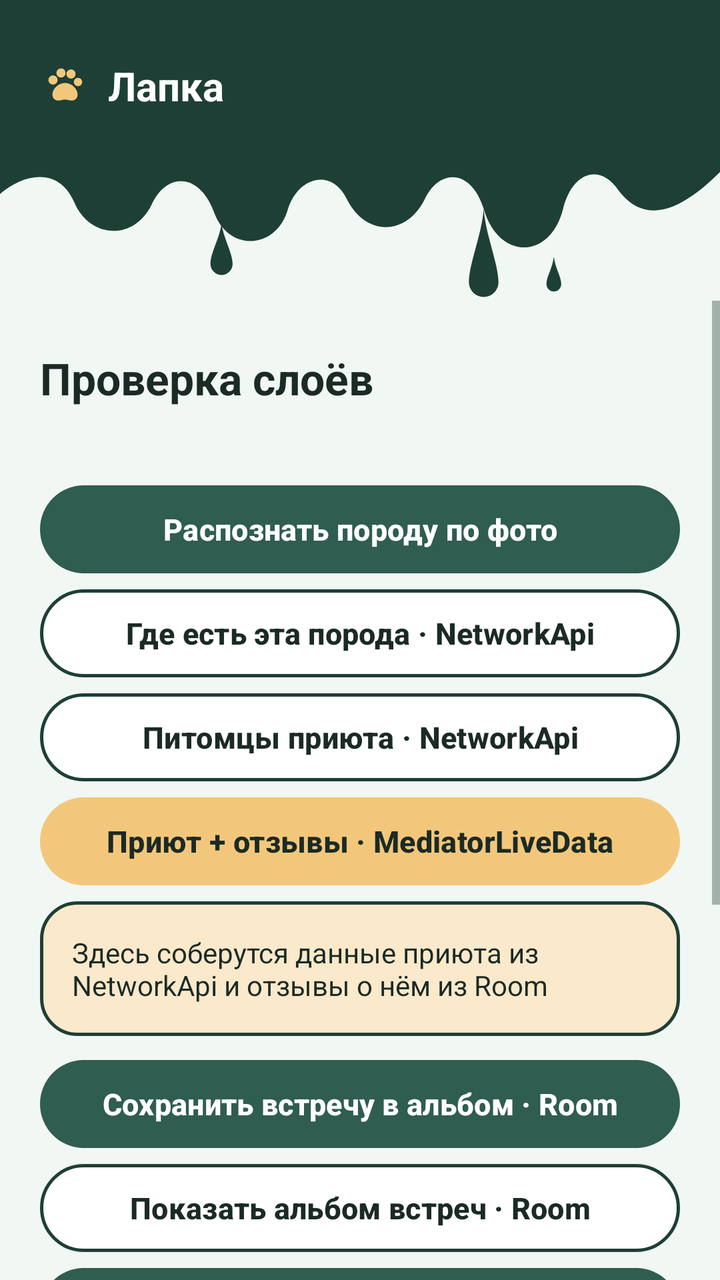
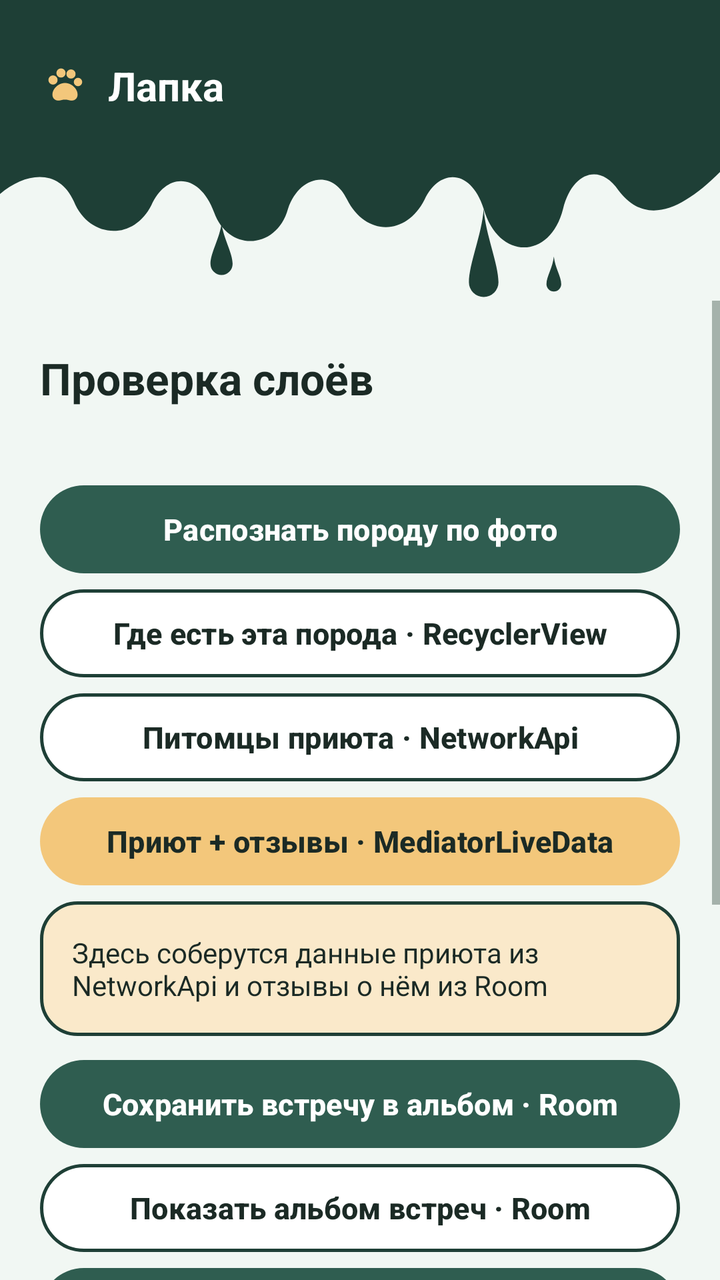

Compare the two renders of this Android layout. The source of the first and the diff that turns it into the second are given below.
<!-- AndroidManifest.xml: application theme Theme.Lapka -->
<!-- res/layout/activity_main.xml -->
<?xml version="1.0" encoding="utf-8"?>
<LinearLayout xmlns:android="http://schemas.android.com/apk/res/android"
    android:id="@+id/main"
    android:layout_width="match_parent"
    android:layout_height="match_parent"
    android:background="@color/colorBackground"
    android:orientation="vertical">

    <include layout="@layout/view_ink_header" />

    <ScrollView
        android:layout_width="match_parent"
        android:layout_height="0dp"
        android:layout_weight="1">

        <LinearLayout
            android:layout_width="match_parent"
            android:layout_height="wrap_content"
            android:orientation="vertical"
            android:paddingStart="20dp"
            android:paddingTop="24dp"
            android:paddingEnd="20dp"
            android:paddingBottom="20dp">

            <TextView
                android:layout_width="match_parent"
                android:layout_height="wrap_content"
                android:text="@string/main_title"
                android:textColor="@color/colorTextPrimary"
                android:textSize="22sp"
                android:textStyle="bold" />

            <TextView
                android:id="@+id/textViewUser"
                android:layout_width="match_parent"
                android:layout_height="wrap_content"
                android:layout_marginTop="4dp"
                android:layout_marginBottom="12dp"
                android:textColor="@color/colorTextSecondary"
                android:textSize="14sp" />

            <Button
                android:id="@+id/buttonRecognize"
                android:layout_width="match_parent"
                android:layout_height="wrap_content"
                android:text="@string/main_recognize" />

            <Button
                android:id="@+id/buttonShelters"
                style="@style/Widget.Lapka.Button.Outlined"
                android:layout_width="match_parent"
                android:layout_height="wrap_content"
                android:text="@string/main_shelters" />

            <Button
                android:id="@+id/buttonPets"
                style="@style/Widget.Lapka.Button.Outlined"
                android:layout_width="match_parent"
                android:layout_height="wrap_content"
                android:text="@string/main_pets" />

            
            <Button
                android:id="@+id/buttonShelterDetails"
                style="@style/Widget.Lapka.Button.Accent"
                android:layout_width="match_parent"
                android:layout_height="wrap_content"
                android:text="@string/main_shelter_details" />

            <TextView
                android:id="@+id/textViewShelter"
                android:layout_width="match_parent"
                android:layout_height="wrap_content"
                android:layout_marginTop="4dp"
                android:layout_marginBottom="8dp"
                android:background="@drawable/bg_card_accent"
                android:padding="16dp"
                android:text="@string/main_shelter_hint"
                android:textColor="@color/colorTextPrimary"
                android:textSize="14sp" />

            <Button
                android:id="@+id/buttonSaveEncounter"
                android:layout_width="match_parent"
                android:layout_height="wrap_content"
                android:text="@string/main_save_encounter" />

            <Button
                android:id="@+id/buttonAlbum"
                style="@style/Widget.Lapka.Button.Outlined"
                android:layout_width="match_parent"
                android:layout_height="wrap_content"
                android:text="@string/main_album" />

            <Button
                android:id="@+id/buttonAddReview"
                android:layout_width="match_parent"
                android:layout_height="wrap_content"
                android:text="@string/main_add_review" />

            <Button
                android:id="@+id/buttonReviews"
                style="@style/Widget.Lapka.Button.Outlined"
                android:layout_width="match_parent"
                android:layout_height="wrap_content"
                android:text="@string/main_reviews" />

            <Button
                android:id="@+id/buttonProfile"
                style="@style/Widget.Lapka.Button.Accent"
                android:layout_width="match_parent"
                android:layout_height="wrap_content"
                android:text="@string/main_profile" />

            <Button
                android:id="@+id/buttonAccount"
                style="@style/Widget.Lapka.Button.Outlined"
                android:layout_width="match_parent"
                android:layout_height="wrap_content"
                android:text="@string/main_logout" />

            
            <TextView
                android:id="@+id/textViewLog"
                android:layout_width="match_parent"
                android:layout_height="wrap_content"
                android:layout_marginTop="16dp"
                android:background="@drawable/bg_card"
                android:padding="16dp"
                android:text="@string/main_log_hint"
                android:textColor="@color/colorTextPrimary"
                android:textSize="15sp" />

        </LinearLayout>
    </ScrollView>
</LinearLayout>
<!-- res/layout/view_ink_header.xml (included above) -->
<?xml version="1.0" encoding="utf-8"?>
<LinearLayout xmlns:android="http://schemas.android.com/apk/res/android"
    android:layout_width="match_parent"
    android:layout_height="wrap_content"
    android:orientation="vertical">

    <LinearLayout
        android:id="@+id/header"
        android:layout_width="match_parent"
        android:layout_height="wrap_content"
        android:background="@color/colorPrimaryDark"
        android:gravity="center_vertical"
        android:minHeight="86dp"
        android:orientation="horizontal"
        android:paddingStart="20dp"
        android:paddingEnd="20dp">

        <ImageButton
            android:id="@+id/buttonBack"
            android:layout_width="40dp"
            android:layout_height="40dp"
            android:layout_marginEnd="12dp"
            android:background="@drawable/bg_circle_outline_light"
            android:contentDescription="@string/back"
            android:src="@drawable/ic_arrow_back"
            android:visibility="gone" />

        <ImageView
            android:id="@+id/imageLogo"
            android:layout_width="24dp"
            android:layout_height="24dp"
            android:layout_marginEnd="10dp"
            android:importantForAccessibility="no"
            android:src="@drawable/ic_paw" />

        <TextView
            android:layout_width="wrap_content"
            android:layout_height="wrap_content"
            android:text="@string/app_title"
            android:textAppearance="@style/TextAppearance.Lapka.Wordmark" />
    </LinearLayout>

    
    <ImageView
        android:layout_width="match_parent"
        android:layout_height="wrap_content"
        android:adjustViewBounds="true"
        android:importantForAccessibility="no"
        android:scaleType="fitXY"
        android:src="@drawable/ink_drips" />
</LinearLayout>
<!-- resources referenced by this layout -->
<resources>
  <color name="colorBackground">#F1F7F3</color>
  <color name="colorPrimaryDark">#1E3F36</color>
  <color name="colorTextPrimary">#1B2A25</color>
  <color name="colorTextSecondary">#5F7369</color>
  <!-- drawable bg_card (drawable) -->
  <?xml version="1.0" encoding="utf-8"?>
  <shape xmlns:android="http://schemas.android.com/apk/res/android"
      android:shape="rectangle">
      <solid android:color="@color/colorSurface" />
      <corners android:radius="18dp" />
      <stroke
          android:width="1.5dp"
          android:color="@color/colorOutline" />
  </shape>
  <!-- drawable bg_card_accent (drawable) -->
  <?xml version="1.0" encoding="utf-8"?>
  <shape xmlns:android="http://schemas.android.com/apk/res/android"
      android:shape="rectangle">
      <solid android:color="@color/colorAccentLight" />
      <corners android:radius="18dp" />
      <stroke
          android:width="1.5dp"
          android:color="@color/colorOutline" />
  </shape>
  <!-- drawable bg_circle_outline_light (drawable) -->
  <?xml version="1.0" encoding="utf-8"?>
  <shape xmlns:android="http://schemas.android.com/apk/res/android"
      android:shape="oval">
      <stroke
          android:width="1.5dp"
          android:color="@color/colorBackground" />
  </shape>
  <!-- drawable ic_arrow_back (drawable) -->
  <?xml version="1.0" encoding="utf-8"?>
  <vector xmlns:android="http://schemas.android.com/apk/res/android"
      android:width="24dp"
      android:height="24dp"
      android:viewportWidth="24"
      android:viewportHeight="24">
      <path
          android:fillColor="@color/white"
          android:pathData="M14.7,6.3a1,1 0,0 1,0 1.4L10.4,12l4.3,4.3a1,1 0,0 1,-1.4 1.4l-5,-5a1,1 0,0 1,0 -1.4l5,-5a1,1 0,0 1,1.4 0z" />
  </vector>
  <string name="app_title">Лапка</string>
  <string name="back">Назад</string>
  <string name="main_add_review">Оставить отзыв о приюте · Room</string>
  <string name="main_album">Показать альбом встреч · Room</string>
  <string name="main_log_hint">Нажми кнопку — результат появится здесь</string>
  <string name="main_logout">Выйти из аккаунта</string>
  <string name="main_pets">Питомцы приюта · NetworkApi</string>
  <string name="main_profile">Профиль · SharedPreferences</string>
  <string name="main_recognize">Распознать породу по фото</string>
  <string name="main_reviews">Отзывы о приюте · Room</string>
  <string name="main_save_encounter">Сохранить встречу в альбом · Room</string>
  <string name="main_shelter_details">Приют + отзывы · MediatorLiveData</string>
  <string name="main_shelter_hint">Здесь соберутся данные приюта из NetworkApi и отзывы о нём из Room</string>
  <string name="main_shelters">Где есть эта порода · NetworkApi</string>
  <string name="main_title">Проверка слоёв</string>
  <style name="TextAppearance.Lapka.Wordmark" parent="">
          <item name="android:textSize">20sp</item>
          <item name="android:textStyle">bold</item>
          <item name="android:textColor">@color/white</item>
      </style>
  <style name="Widget.Lapka.Button.Accent">
          <item name="backgroundTint">@color/colorAccent</item>
          <item name="android:textColor">@color/colorTextPrimary</item>
      </style>
  <style name="Theme.Lapka" parent="Base.Theme.Lapka" />
  <color name="colorSurface">#FFFFFF</color>
  <color name="colorOutline">#1E3F36</color>
  <color name="colorAccentLight">#FAE9CA</color>
  <color name="white">#FFFFFFFF</color>
  <color name="colorAccent">#F3C77B</color>
  <color name="colorPrimary">#2F5D50</color>
  <color name="colorError">#D0705B</color>
  <style name="Widget.Lapka.Button" parent="Widget.Material3.Button">
          <item name="android:minHeight">52dp</item>
          <item name="android:textSize">15sp</item>
          <item name="android:textStyle">bold</item>
          <item name="android:textAllCaps">false</item>
          <item name="shapeAppearance">@style/ShapeAppearance.Material3.Corner.Full</item>
      </style>
  <!-- unchanged entries left out for length: 4 -->
</resources>

<!-- the commit's change to res/layout/activity_main.xml (unified diff, before → after) -->
@@ -51,6 +51,14 @@
                 android:layout_width="match_parent"
                 android:layout_height="wrap_content"
                 android:text="@string/main_shelters" />
+
+            
+            <androidx.recyclerview.widget.RecyclerView
+                android:id="@+id/recyclerShelters"
+                android:layout_width="match_parent"
+                android:layout_height="wrap_content"
+                android:nestedScrollingEnabled="false"
+                android:overScrollMode="never" />
 
             <Button
                 android:id="@+id/buttonPets"
<!-- resource entries referenced after the edit -->
@@ -56,7 +56,7 @@
   <string name="main_save_encounter">Сохранить встречу в альбом · Room</string>
   <string name="main_shelter_details">Приют + отзывы · MediatorLiveData</string>
   <string name="main_shelter_hint">Здесь соберутся данные приюта из NetworkApi и отзывы о нём из Room</string>
-  <string name="main_shelters">Где есть эта порода · NetworkApi</string>
+  <string name="main_shelters">Где есть эта порода · RecyclerView</string>
   <string name="main_title">Проверка слоёв</string>
   <style name="TextAppearance.Lapka.Wordmark" parent="">
           <item name="android:textSize">20sp</item>
